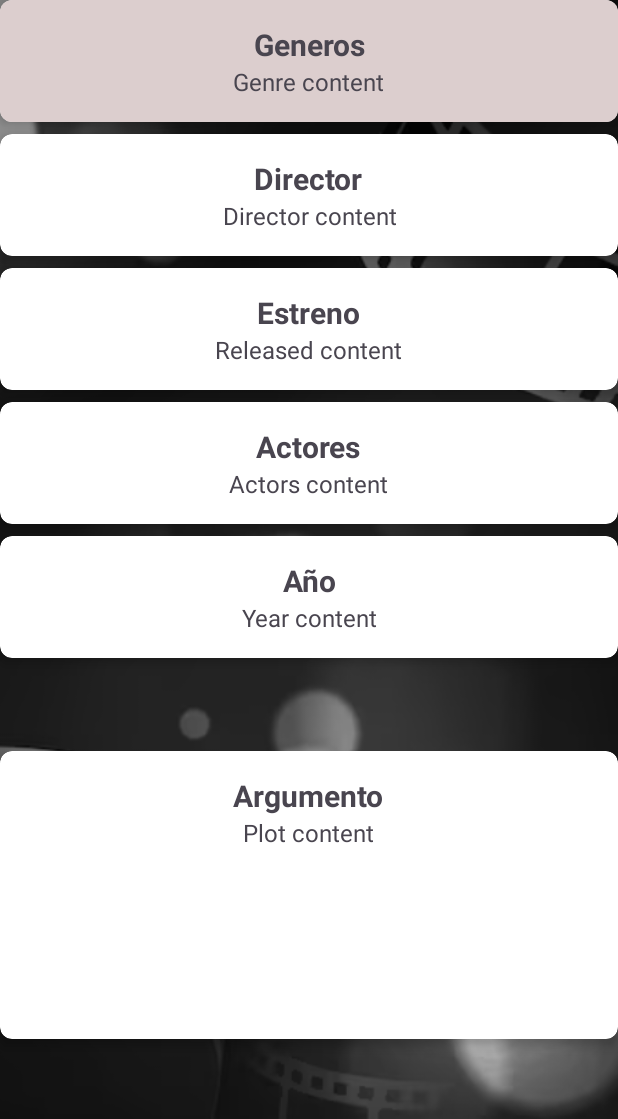
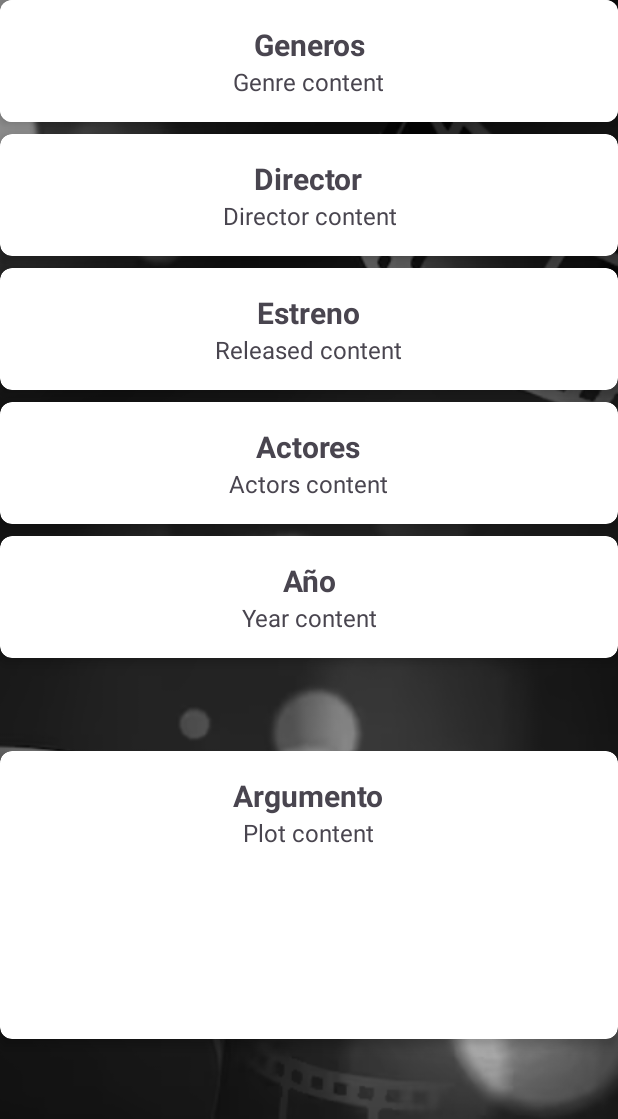
Before and after one commit to alvaroRodri23/TFG, an Android app: the infostream screen opened directly, with no data from a screen before it, on a phone screen of 412 x 824 dp, the part 117-1236 px from its top. Run offline under Robolectric (Android 15) with nearby library versions, the phone set to English and light mode, and no system bars; our stand-ins replace Firebase (no records; nobody signed in at launch, a user with empty details on screens opened directly).

Commit message:
EN UN PRINCIPIO HE TERMINADO ahora si he terminado

```diff
--- a/app/src/main/res/layout/activity_infostream.xml
+++ b/app/src/main/res/layout/activity_infostream.xml
@@ -115,7 +115,7 @@
                 android:layout_width="match_parent"
                 android:layout_height="match_parent"
                 android:background="@color/black"
-                android:backgroundTint="#DCCECE"
+                android:backgroundTint="#FFFFFF"
                 android:orientation="vertical"
                 android:padding="16dp">
 
```
